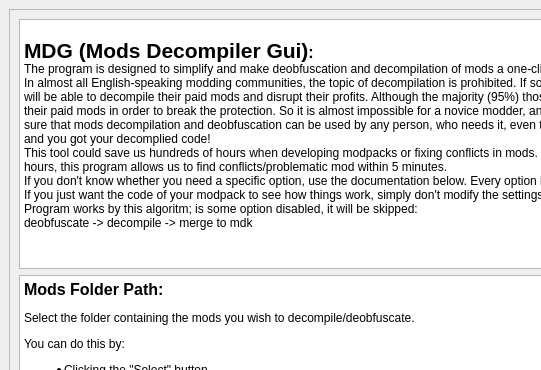
First picture: the form in MDGui/MDGHelpWindow.ui, repository KostromDan/Mods-Decompiler-GUI, before the edit; both pictures show x 0 to 541 and y 0 to 370 of the 1200 by 953 pixel window.
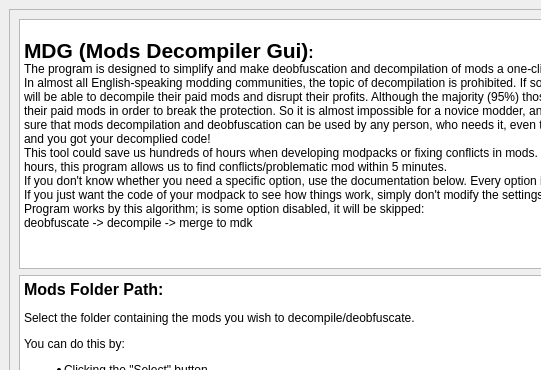
Second picture: the form after the edit.

The edit to the form file:
```diff
--- a/MDGui/MDGHelpWindow.ui
+++ b/MDGui/MDGHelpWindow.ui
@@ -92,7 +92,7 @@
 li.checked::marker { content: &quot;\2612&quot;; }
 &lt;/style&gt;&lt;/head&gt;&lt;body style=&quot; font-family:'Segoe UI'; font-size:9pt; font-weight:400; font-style:normal;&quot;&gt;
 &lt;p style=&quot; margin-top:0px; margin-bottom:0px; margin-left:0px; margin-right:0px; -qt-block-indent:0; text-indent:0px;&quot;&gt; &lt;/p&gt;
-&lt;p style=&quot; margin-top:0px; margin-bottom:0px; margin-left:0px; margin-right:0px; -qt-block-indent:0; text-indent:0px;&quot;&gt;&lt;span style=&quot; font-size:16pt; font-weight:700;&quot;&gt;MDG (Mods Decompiler Gui)&lt;/span&gt;&lt;span style=&quot; font-size:12pt; font-weight:700;&quot;&gt;:&lt;/span&gt;&lt;br /&gt;The program is designed to simplify and make deobfuscation and decompilation of mods a one-click solution for everyone interested.&lt;br /&gt;In almost all English-speaking modding communities, the topic of decompilation is prohibited. If someone tries to discuss decompilation and deobfuscation, ARR hamsters will immediately ban them. Since someone will be able to decompile their paid mods and disrupt their profits. Although the majority (95%) those who are interested in this really need to see how something works, find a bug, they are not going to decompile their paid mods in order to break the protection. So it is almost impossible for a novice modder, and even more so for a modpackmaker, to learn how to do what this program does. I want to overcome this and make sure that mods decompilation and deobfuscation can be used by any person, who needs it, even those who only came to modding. A superintuitive one-click solution. You don't know how things work? Just one click and you got your decomplied code!&lt;br /&gt;This tool could save us hundreds of hours when developing modpacks or fixing conflicts in mods. For example, it has already saved me around 30 hours. Instead of binary searching in mods, which takes a couple of hours, this program allows us to find conflicts/problematic mod within 5 minutes.&lt;br /&gt;If you don't know whether you need a specific option, use the documentation below. Every option is documented.&lt;br /&gt;If you just want the code of your modpack to see how things work, simply don't modify the settings. The program will already do what you need with default settings.&lt;br /&gt;Program works by this algoritm; is some option disabled, it will be skipped: &lt;/p&gt;
+&lt;p style=&quot; margin-top:0px; margin-bottom:0px; margin-left:0px; margin-right:0px; -qt-block-indent:0; text-indent:0px;&quot;&gt;&lt;span style=&quot; font-size:16pt; font-weight:700;&quot;&gt;MDG (Mods Decompiler Gui)&lt;/span&gt;&lt;span style=&quot; font-size:12pt; font-weight:700;&quot;&gt;:&lt;/span&gt;&lt;br /&gt;The program is designed to simplify and make deobfuscation and decompilation of mods a one-click solution for everyone interested.&lt;br /&gt;In almost all English-speaking modding communities, the topic of decompilation is prohibited. If someone tries to discuss decompilation and deobfuscation, ARR hamsters will immediately ban them. Since someone will be able to decompile their paid mods and disrupt their profits. Although the majority (95%) those who are interested in this really need to see how something works, find a bug, they are not going to decompile their paid mods in order to break the protection. So it is almost impossible for a novice modder, and even more so for a modpackmaker, to learn how to do what this program does. I want to overcome this and make sure that mods decompilation and deobfuscation can be used by any person, who needs it, even those who only came to modding. A superintuitive one-click solution. You don't know how things work? Just one click and you got your decomplied code!&lt;br /&gt;This tool could save us hundreds of hours when developing modpacks or fixing conflicts in mods. For example, it has already saved me around 30 hours. Instead of binary searching in mods, which takes a couple of hours, this program allows us to find conflicts/problematic mod within 5 minutes.&lt;br /&gt;If you don't know whether you need a specific option, use the documentation below. Every option is documented.&lt;br /&gt;If you just want the code of your modpack to see how things work, simply don't modify the settings. The program will already do what you need with default settings.&lt;br /&gt;Program works by this algorithm; is some option disabled, it will be skipped: &lt;/p&gt;
 &lt;p style=&quot; margin-top:0px; margin-bottom:0px; margin-left:0px; margin-right:0px; -qt-block-indent:0; text-indent:0px;&quot;&gt;deobfuscate -&amp;gt; decompile -&amp;gt; merge to mdk&lt;/p&gt;&lt;/body&gt;&lt;/html&gt;</string>
           </property>
          </widget>
```
